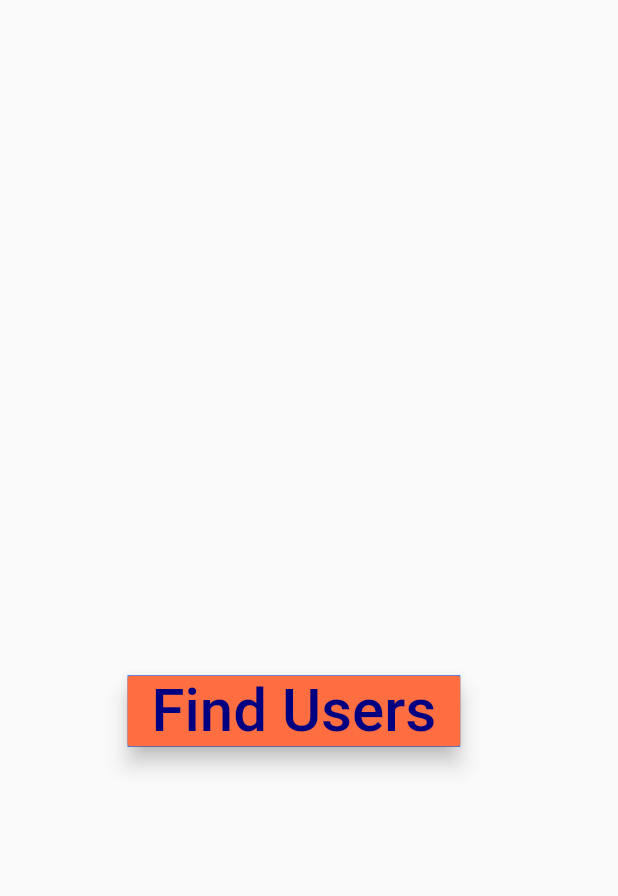
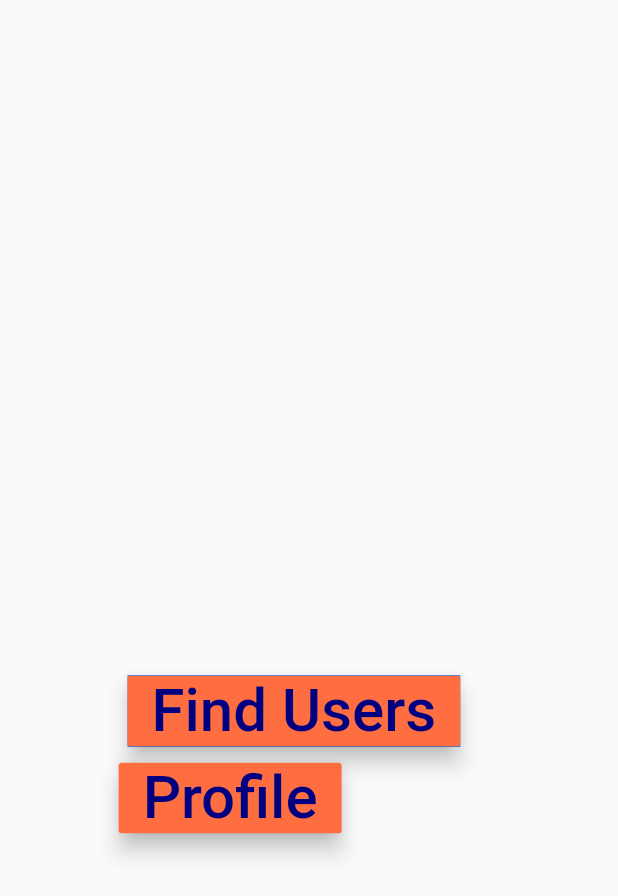
Before and after one commit to Saaketh-J/community_cart, a Flutter app: the MyHomePage screen opened by its route, on a phone screen of 412 x 824 dp. Shown: the top 896 px of the screen. Run offline on Flutter 3.47's test engine with Material 2 defaults, Android fonts, the phone set to English and light mode, and no system bars; our stand-ins replace firebase_database, geolocator, google_maps_flutter, table_calendar; accounts and stored records are empty.

Commit message:
add Profile button and profilePage

```diff
--- a/lib/main.dart
+++ b/lib/main.dart
@@ -1,3 +1,4 @@
+import 'package:community_cart/AppScreens/auth/profilePage.dart';
 import 'package:firebase_database/firebase_database.dart';
 import 'package:flutter/material.dart';
 import 'package:community_cart/AppScreens/auth/loginPage.dart';
@@ -18,6 +19,7 @@ class MyApp extends StatelessWidget {
         '/login': (context) => LoginPage(),
         '/signup': (context) => SignUpPage(),
         '/home': (context) => MyHomePage(),
+        '/profile': (context) => ProfilePage(),
       },
     );
   }
@@ -57,9 +59,25 @@ class _MyHomePageState extends State<MyHomePage> {
                         nextPage(context);
                         FirebaseDatabase().reference().child("written").set(true);
                       },
-            ))
+                    ),),
+                Padding(padding: EdgeInsets.only(top: 10)),
+                RaisedButton(
+                      color: Colors.deepOrangeAccent,
+                      child: Text('Profile',
+                      style: TextStyle(
+                      fontFamily: 'Roboto',
+                      fontSize: 40,
+                      color: Color(0xff000080),
+                      )),
+                      elevation: 6.0,
+                      onPressed: (){
+                        Navigator.pushNamed(context, "/profile");
+                      },
+                ),
                       ],
-    )));
+                ),
+    ),
+    );
   }
 }
 
```
Lines whose indentation alone changed are shown as unchanged.
